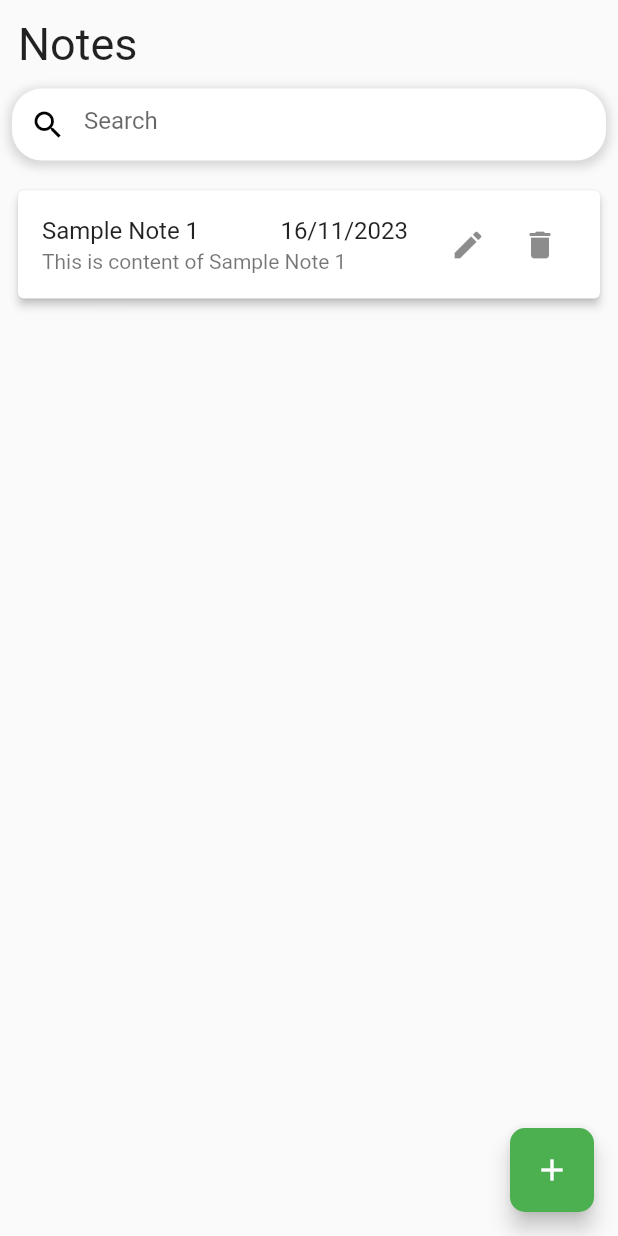
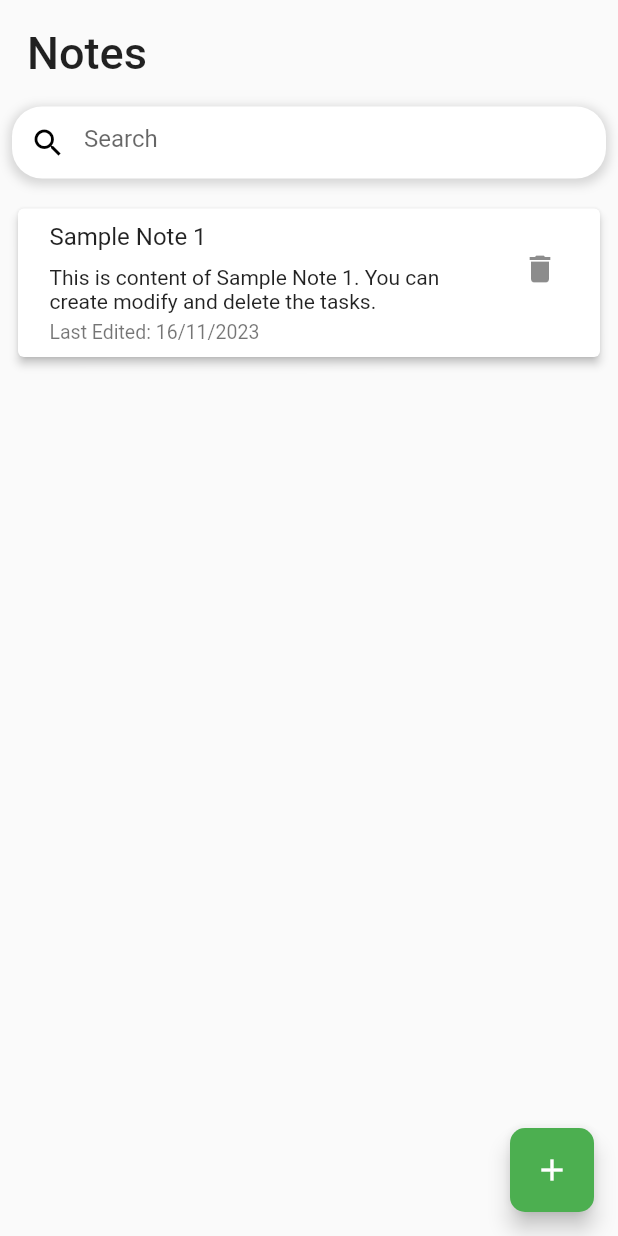
Before and after one commit to rahulbarna00/mobile-applications, a Flutter app: the screen it shows after launch, on a phone screen of 412 x 824 dp. Run offline on Flutter 3.47's test engine with Material 2 defaults, Android fonts, the light colour scheme and no system bars.

Commit message:
Updated Design and Functions

```diff
--- a/lib/models/note_model.dart
+++ b/lib/models/note_model.dart
@@ -13,7 +13,7 @@ class Note {
 List<Note> sampleNotes = [
   Note(
     title: 'Sample Note 1',
-    content: 'This is content of Sample Note 1',
+    content: 'This is content of Sample Note 1. You can create modify and delete the tasks.',
     timestamp: DateTime.now(),
   ),
 ];
--- a/lib/pages/TaskScreen.dart
+++ b/lib/pages/TaskScreen.dart
@@ -33,7 +33,9 @@ class EditTaskScreen extends StatelessWidget {
                 hintText: 'Task Title',
               ),
             ),
-            const SizedBox(height: 2.0),
+            Divider(
+              thickness: 1.0,
+            ),
             Expanded(
               child: SingleChildScrollView(
                 child: TextField(
--- a/lib/utils/AppBar.dart
+++ b/lib/utils/AppBar.dart
@@ -12,10 +12,10 @@ class CustomAppBar extends StatelessWidget {
       mainAxisAlignment: MainAxisAlignment.spaceBetween,
       children: [
         Padding(
-          padding: EdgeInsets.all(12.0),
+          padding: EdgeInsets.only(top: 18.0, left: 18.0, right: 18.0, bottom: 18.0),
           child: Text(
             'Notes',
-            style: TextStyle(fontSize: 30),
+            style: TextStyle(fontSize: 30, fontWeight: FontWeight.w500),
           ),
         ),
       ],
--- a/lib/utils/NotesView.dart
+++ b/lib/utils/NotesView.dart
@@ -21,32 +21,50 @@ class _NotesViewState extends State<NotesView> {
       itemBuilder: (context, index) {
         return Padding(
           padding: const EdgeInsets.only(left: 8.0, right: 8.0, top: 8.0),
+          child: GestureDetector(
+            onTap: (){
+              _editTask(context, widget.notes[index]);
+            },
             child: Card(
               elevation: 2.5,
               child: ListTile(
-              title: Row(
-                mainAxisAlignment: MainAxisAlignment.spaceBetween,
+                title: Column(
+                  crossAxisAlignment: CrossAxisAlignment.start,
                   children: [
-                  Text(widget.notes[index].title),
-                  Text(
-                    '${widget.notes[index].timestamp.day}/${widget.notes[index].timestamp.month}/${widget.notes[index].timestamp.year}',
+                    Padding(
+                      padding: const EdgeInsets.all(5.0),
+                      child: Text(
+                        widget.notes[index].title,
+                        style: TextStyle(
+                          fontWeight: FontWeight.w400
+                        ),
+                      ),
+                    ),
+                    Padding(
+                      padding: const EdgeInsets.only(left: 5.0, right: 5.0, top: 5.0),
+                      child: Text(
+                        widget.notes[index].content,
+                        maxLines: 2,
+                        overflow: TextOverflow.ellipsis,
+                        style: TextStyle(
+                          fontSize: 14.0,
+                        ),
+                      ),
                     ),
                   ],
                 ),
-              subtitle: Text(
-                widget.notes[index].content,
-                maxLines: 1,
-                overflow: TextOverflow.ellipsis,
+                subtitle: Padding(
+                  padding: const EdgeInsets.only(left: 5.0, right: 5.0, bottom: 5.0, top: 5.0),
+                  child: Text(
+                    'Last Edited: ${widget.notes[index].timestamp.day}/${widget.notes[index].timestamp.month}/${widget.notes[index].timestamp.year}',
+                    style: TextStyle(
+                        fontSize: 13.0,
+                    ),
+                  ),
                 ),
                 trailing: Row(
                   mainAxisSize: MainAxisSize.min,
                     children: [
-                  IconButton(
-                    icon: const Icon(Icons.edit),
-                    onPressed: () {
-                      _editTask(context, widget.notes[index]);
-                    },
-                  ),
                       IconButton(
                         icon: const Icon(Icons.delete),
                         onPressed: () {
@@ -54,6 +72,7 @@ class _NotesViewState extends State<NotesView> {
                         },
                       ),
                     ],
+                ),
               ),
             ),
           ),
```
Lines whose indentation alone changed are shown as unchanged.
